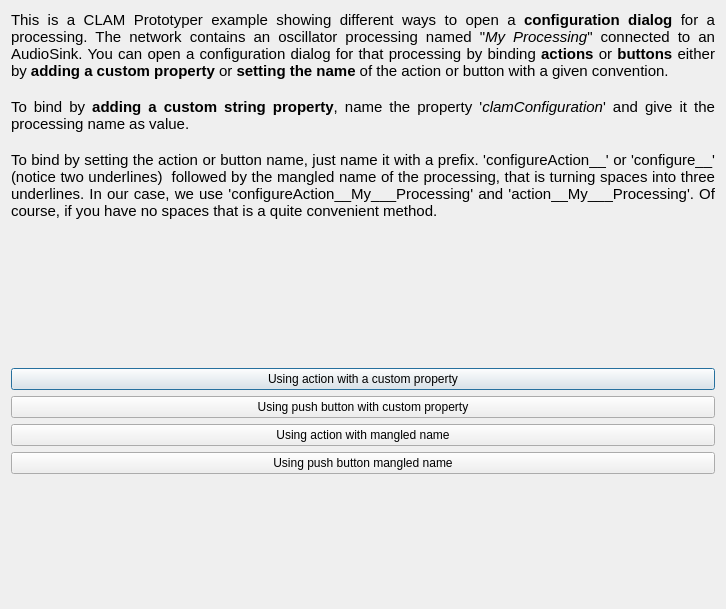
Above: NetworkEditor/example-data/configurationBinder.ui from clam-project/clam before the change. Below: the same form after it.
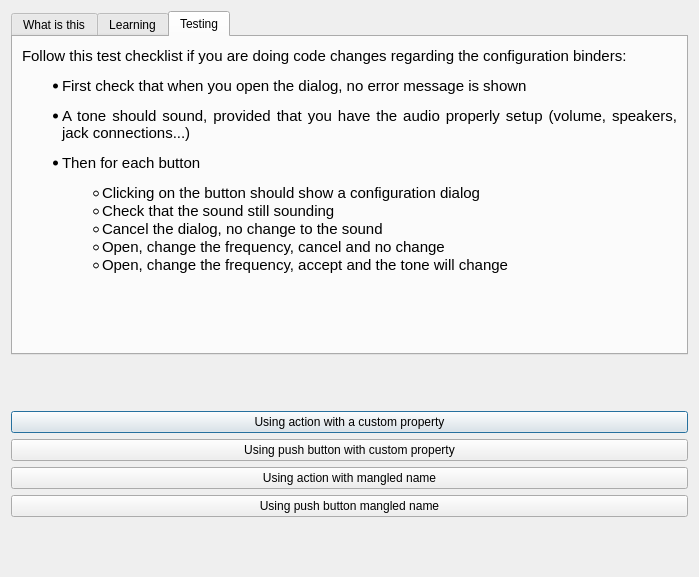
That is the form after the change. The open tabs and pages were chosen to show the change.

Commit message: * configurationBinder: more documentation for testing

```diff
--- a/NetworkEditor/example-data/configurationBinder.ui
+++ b/NetworkEditor/example-data/configurationBinder.ui
@@ -6,8 +6,8 @@
    <rect>
     <x>0</x>
     <y>0</y>
-    <width>726</width>
-    <height>609</height>
+    <width>699</width>
+    <height>577</height>
    </rect>
   </property>
   <property name="windowTitle">
@@ -15,6 +15,22 @@
   </property>
   <layout class="QVBoxLayout" name="verticalLayout">
    <item>
+    <widget class="QTabWidget" name="tabWidget">
+     <property name="sizePolicy">
+      <sizepolicy hsizetype="MinimumExpanding" vsizetype="Fixed">
+       <horstretch>0</horstretch>
+       <verstretch>0</verstretch>
+      </sizepolicy>
+     </property>
+     <property name="currentIndex">
+      <number>0</number>
+     </property>
+     <widget class="QWidget" name="tab">
+      <attribute name="title">
+       <string>What is this</string>
+      </attribute>
+      <layout class="QVBoxLayout" name="verticalLayout_2">
+       <item>
     <widget class="QLabel" name="exampleDescription">
      <property name="sizePolicy">
       <sizepolicy hsizetype="MinimumExpanding" vsizetype="MinimumExpanding">
@@ -27,11 +43,11 @@
 &lt;html&gt;&lt;head&gt;&lt;meta name=&quot;qrichtext&quot; content=&quot;1&quot; /&gt;&lt;style type=&quot;text/css&quot;&gt;
 p, li { white-space: pre-wrap; }
 &lt;/style&gt;&lt;/head&gt;&lt;body style=&quot; font-family:'DejaVu Sans'; font-size:11pt; font-weight:400; font-style:normal;&quot;&gt;
-&lt;p style=&quot; margin-top:0px; margin-bottom:0px; margin-left:0px; margin-right:0px; -qt-block-indent:0; text-indent:0px;&quot;&gt;This is a CLAM Prototyper example showing different ways to open a &lt;span style=&quot; font-weight:600;&quot;&gt;configuration dialog&lt;/span&gt; for a processing. The network contains an oscillator processing named &amp;quot;&lt;span style=&quot; font-style:italic;&quot;&gt;My Processing&lt;/span&gt;&amp;quot; connected to an AudioSink. You can open a configuration dialog for that processing by binding &lt;span style=&quot; font-weight:600;&quot;&gt;actions&lt;/span&gt; or &lt;span style=&quot; font-weight:600;&quot;&gt;buttons&lt;/span&gt; either by &lt;span style=&quot; font-weight:600;&quot;&gt;adding a custom property&lt;/span&gt; or &lt;span style=&quot; font-weight:600;&quot;&gt;setting the name&lt;/span&gt; of the action or button with a given convention.&lt;/p&gt;
+&lt;p style=&quot; margin-top:0px; margin-bottom:0px; margin-left:0px; margin-right:0px; -qt-block-indent:0; text-indent:0px;&quot;&gt;This is a CLAM Prototyper example showing different ways to open a &lt;span style=&quot; font-weight:600;&quot;&gt;configuration dialog&lt;/span&gt; for a processing. The underlying network contains an oscillator processing connected to an AudioSink. The buttons bellow use those different methods. You can click them and change, for instance, the frequency of the oscillator.&lt;/p&gt;
 &lt;p style=&quot;-qt-paragraph-type:empty; margin-top:0px; margin-bottom:0px; margin-left:0px; margin-right:0px; -qt-block-indent:0; text-indent:0px;&quot;&gt;&lt;/p&gt;
-&lt;p style=&quot; margin-top:0px; margin-bottom:0px; margin-left:0px; margin-right:0px; -qt-block-indent:0; text-indent:0px;&quot;&gt;To bind by &lt;span style=&quot; font-weight:600;&quot;&gt;adding a custom string property&lt;/span&gt;, name the property '&lt;span style=&quot; font-style:italic;&quot;&gt;clamConfiguration&lt;/span&gt;' and give it the processing name as value.&lt;/p&gt;
+&lt;p style=&quot; margin-top:0px; margin-bottom:0px; margin-left:0px; margin-right:0px; -qt-block-indent:0; text-indent:0px;&quot;&gt;The 'Learning' tab explain how to achieve this.&lt;/p&gt;
 &lt;p style=&quot;-qt-paragraph-type:empty; margin-top:0px; margin-bottom:0px; margin-left:0px; margin-right:0px; -qt-block-indent:0; text-indent:0px;&quot;&gt;&lt;/p&gt;
-&lt;p style=&quot; margin-top:0px; margin-bottom:0px; margin-left:0px; margin-right:0px; -qt-block-indent:0; text-indent:0px;&quot;&gt;To bind by setting the action or button name, just name it with a prefix. 'configureAction__' or 'configure__' (notice two underlines)  followed by the mangled name of the processing, that is turning spaces into three underlines. In our case, we use 'configureAction__My___Processing' and 'action__My___Processing'. Of course, if you have no spaces that is a quite convenient method.&lt;/p&gt;
+&lt;p style=&quot; margin-top:0px; margin-bottom:0px; margin-left:0px; margin-right:0px; -qt-block-indent:0; text-indent:0px;&quot;&gt;The 'Testing' tab contains a checklist for testers.&lt;/p&gt;
 &lt;p style=&quot;-qt-paragraph-type:empty; margin-top:0px; margin-bottom:0px; margin-left:0px; margin-right:0px; -qt-block-indent:0; text-indent:0px;&quot;&gt;&lt;/p&gt;&lt;/body&gt;&lt;/html&gt;</string>
      </property>
      <property name="textFormat">
@@ -43,6 +59,90 @@
      <property name="wordWrap">
       <bool>true</bool>
      </property>
+        </widget>
+       </item>
+      </layout>
+     </widget>
+     <widget class="QWidget" name="tab_2">
+      <attribute name="title">
+       <string>Learning</string>
+      </attribute>
+      <layout class="QVBoxLayout" name="verticalLayout_3">
+       <item>
+        <widget class="QLabel" name="exampleDescription_2">
+         <property name="sizePolicy">
+          <sizepolicy hsizetype="MinimumExpanding" vsizetype="MinimumExpanding">
+           <horstretch>0</horstretch>
+           <verstretch>0</verstretch>
+          </sizepolicy>
+         </property>
+         <property name="text">
+          <string>&lt;!DOCTYPE HTML PUBLIC &quot;-//W3C//DTD HTML 4.0//EN&quot; &quot;http://www.w3.org/TR/REC-html40/strict.dtd&quot;&gt;
+&lt;html&gt;&lt;head&gt;&lt;meta name=&quot;qrichtext&quot; content=&quot;1&quot; /&gt;&lt;style type=&quot;text/css&quot;&gt;
+p, li { white-space: pre-wrap; }
+&lt;/style&gt;&lt;/head&gt;&lt;body style=&quot; font-family:'DejaVu Sans'; font-size:11pt; font-weight:400; font-style:normal;&quot;&gt;
+&lt;p style=&quot; margin-top:0px; margin-bottom:0px; margin-left:0px; margin-right:0px; -qt-block-indent:0; text-indent:0px;&quot;&gt;You can bind &lt;span style=&quot; font-weight:600;&quot;&gt;actions&lt;/span&gt; or &lt;span style=&quot; font-weight:600;&quot;&gt;buttons&lt;/span&gt; to open a configuration dialog either by &lt;span style=&quot; font-weight:600;&quot;&gt;adding a custom property&lt;/span&gt; or by &lt;span style=&quot; font-weight:600;&quot;&gt;setting the name&lt;/span&gt; of the action or button.&lt;/p&gt;
+&lt;p style=&quot;-qt-paragraph-type:empty; margin-top:0px; margin-bottom:0px; margin-left:0px; margin-right:0px; -qt-block-indent:0; text-indent:0px;&quot;&gt;&lt;/p&gt;
+&lt;p style=&quot; margin-top:0px; margin-bottom:0px; margin-left:0px; margin-right:0px; -qt-block-indent:0; text-indent:0px;&quot;&gt;To bind by &lt;span style=&quot; font-weight:600;&quot;&gt;adding a custom property&lt;/span&gt;, create a new string property for the action or button, name it '&lt;span style=&quot; font-style:italic;&quot;&gt;clamConfiguration&lt;/span&gt;', and give it the processing name as value. Here the oscillator processing is named &amp;quot;&lt;span style=&quot; font-style:italic;&quot;&gt;My Processing&lt;/span&gt;&amp;quot;.&lt;/p&gt;
+&lt;p style=&quot;-qt-paragraph-type:empty; margin-top:0px; margin-bottom:0px; margin-left:0px; margin-right:0px; -qt-block-indent:0; text-indent:0px;&quot;&gt;&lt;/p&gt;
+&lt;p style=&quot; margin-top:0px; margin-bottom:0px; margin-left:0px; margin-right:0px; -qt-block-indent:0; text-indent:0px;&quot;&gt;To bind by &lt;span style=&quot; font-weight:600;&quot;&gt;setting the action or button name&lt;/span&gt;, just change the objectName property with a name, composed by a prefix, 'configureAction__' or 'configure__', (notice two underlines)  followed by the mangled name of the processing, that is turning spaces into three underlines. In our case, we use 'configureAction__My___Processing' and 'action__My___Processing'.&lt;/p&gt;
+&lt;p style=&quot;-qt-paragraph-type:empty; margin-top:0px; margin-bottom:0px; margin-left:0px; margin-right:0px; -qt-block-indent:0; text-indent:0px;&quot;&gt;&lt;/p&gt;&lt;/body&gt;&lt;/html&gt;</string>
+         </property>
+         <property name="textFormat">
+          <enum>Qt::RichText</enum>
+         </property>
+         <property name="alignment">
+          <set>Qt::AlignJustify|Qt::AlignTop</set>
+         </property>
+         <property name="wordWrap">
+          <bool>true</bool>
+         </property>
+        </widget>
+       </item>
+      </layout>
+     </widget>
+     <widget class="QWidget" name="tab_3">
+      <attribute name="title">
+       <string>Testing</string>
+      </attribute>
+      <layout class="QVBoxLayout" name="verticalLayout_4">
+       <item>
+        <widget class="QLabel" name="exampleDescription_3">
+         <property name="sizePolicy">
+          <sizepolicy hsizetype="MinimumExpanding" vsizetype="Fixed">
+           <horstretch>0</horstretch>
+           <verstretch>0</verstretch>
+          </sizepolicy>
+         </property>
+         <property name="text">
+          <string>&lt;!DOCTYPE HTML PUBLIC &quot;-//W3C//DTD HTML 4.0//EN&quot; &quot;http://www.w3.org/TR/REC-html40/strict.dtd&quot;&gt;
+&lt;html&gt;&lt;head&gt;&lt;meta name=&quot;qrichtext&quot; content=&quot;1&quot; /&gt;&lt;style type=&quot;text/css&quot;&gt;
+p, li { white-space: pre-wrap; }
+&lt;/style&gt;&lt;/head&gt;&lt;body style=&quot; font-family:'DejaVu Sans'; font-size:11pt; font-weight:400; font-style:normal;&quot;&gt;
+&lt;p style=&quot; margin-top:0px; margin-bottom:0px; margin-left:0px; margin-right:0px; -qt-block-indent:0; text-indent:0px;&quot;&gt;Follow this test checklist if you are doing code changes regarding the configuration binders:&lt;/p&gt;
+&lt;ul style=&quot;margin-top: 0px; margin-bottom: 0px; margin-left: 0px; margin-right: 0px; -qt-list-indent: 1;&quot;&gt;&lt;li style=&quot; margin-top:12px; margin-bottom:12px; margin-left:0px; margin-right:0px; -qt-block-indent:0; text-indent:0px;&quot;&gt;First check that when you open the dialog, no error message is shown&lt;/li&gt;
+&lt;li style=&quot; margin-top:12px; margin-bottom:12px; margin-left:0px; margin-right:0px; -qt-block-indent:0; text-indent:0px;&quot;&gt;A tone should sound, provided that you have the audio properly setup (volume, speakers, jack connections...)&lt;/li&gt;
+&lt;li style=&quot; margin-top:12px; margin-bottom:12px; margin-left:0px; margin-right:0px; -qt-block-indent:0; text-indent:0px;&quot;&gt;Then for each button&lt;/li&gt;&lt;/ul&gt;
+&lt;ul type=&quot;circle&quot; style=&quot;margin-top: 0px; margin-bottom: 0px; margin-left: 0px; margin-right: 0px; -qt-list-indent: 2;&quot;&gt;&lt;li style=&quot; margin-top:0px; margin-bottom:0px; margin-left:0px; margin-right:0px; -qt-block-indent:0; text-indent:0px;&quot;&gt;Clicking on the button should show a configuration dialog&lt;/li&gt;
+&lt;li style=&quot; margin-top:0px; margin-bottom:0px; margin-left:0px; margin-right:0px; -qt-block-indent:0; text-indent:0px;&quot;&gt;Check that the sound still sounding&lt;/li&gt;
+&lt;li style=&quot; margin-top:0px; margin-bottom:0px; margin-left:0px; margin-right:0px; -qt-block-indent:0; text-indent:0px;&quot;&gt;Cancel the dialog, no change to the sound&lt;/li&gt;&lt;/ul&gt;
+&lt;ul type=&quot;circle&quot; style=&quot;margin-top: 0px; margin-bottom: 0px; margin-left: 0px; margin-right: 0px; -qt-list-indent: 2;&quot;&gt;&lt;li style=&quot; margin-top:0px; margin-bottom:0px; margin-left:0px; margin-right:0px; -qt-block-indent:0; text-indent:0px;&quot;&gt;Open, change the frequency, cancel and no change&lt;/li&gt;
+&lt;li style=&quot; margin-top:0px; margin-bottom:0px; margin-left:0px; margin-right:0px; -qt-block-indent:0; text-indent:0px;&quot;&gt;Open, change the frequency, accept and the tone will change&lt;/li&gt;&lt;/ul&gt;
+&lt;p style=&quot;-qt-paragraph-type:empty; margin-top:0px; margin-bottom:0px; margin-left:0px; margin-right:0px; -qt-block-indent:0; text-indent:0px;&quot;&gt;&lt;/p&gt;&lt;/body&gt;&lt;/html&gt;</string>
+         </property>
+         <property name="textFormat">
+          <enum>Qt::RichText</enum>
+         </property>
+         <property name="alignment">
+          <set>Qt::AlignJustify|Qt::AlignTop</set>
+         </property>
+         <property name="wordWrap">
+          <bool>true</bool>
+         </property>
+        </widget>
+       </item>
+      </layout>
+     </widget>
     </widget>
    </item>
    <item>
```
Lines whose indentation alone changed are shown as unchanged.
